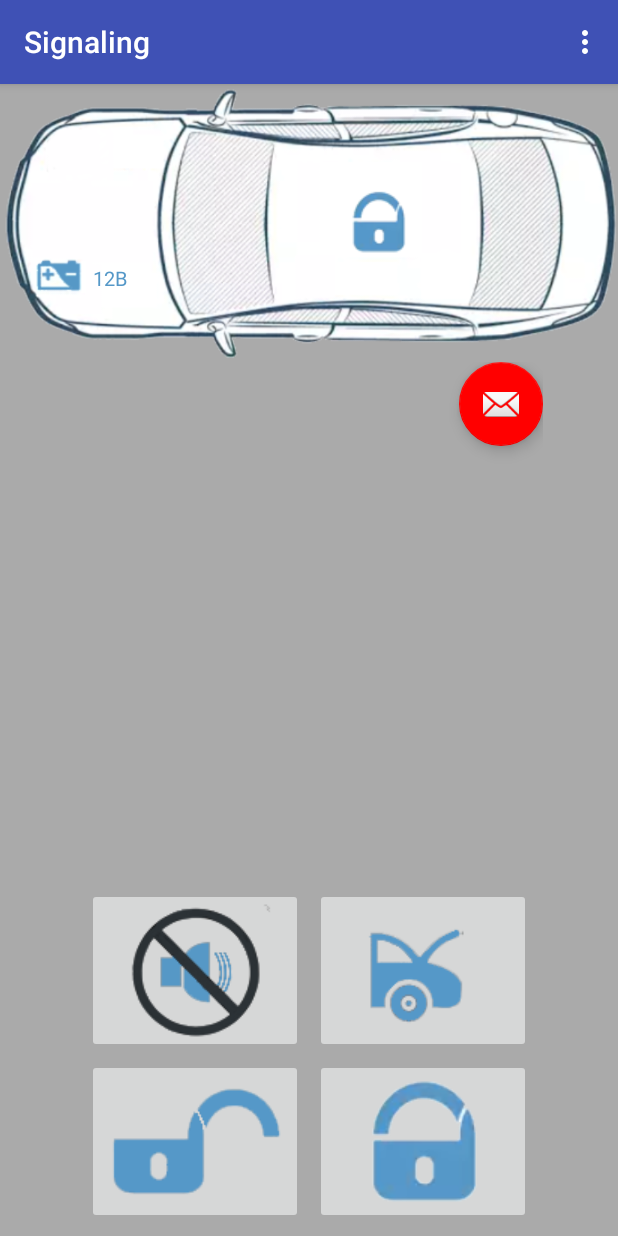
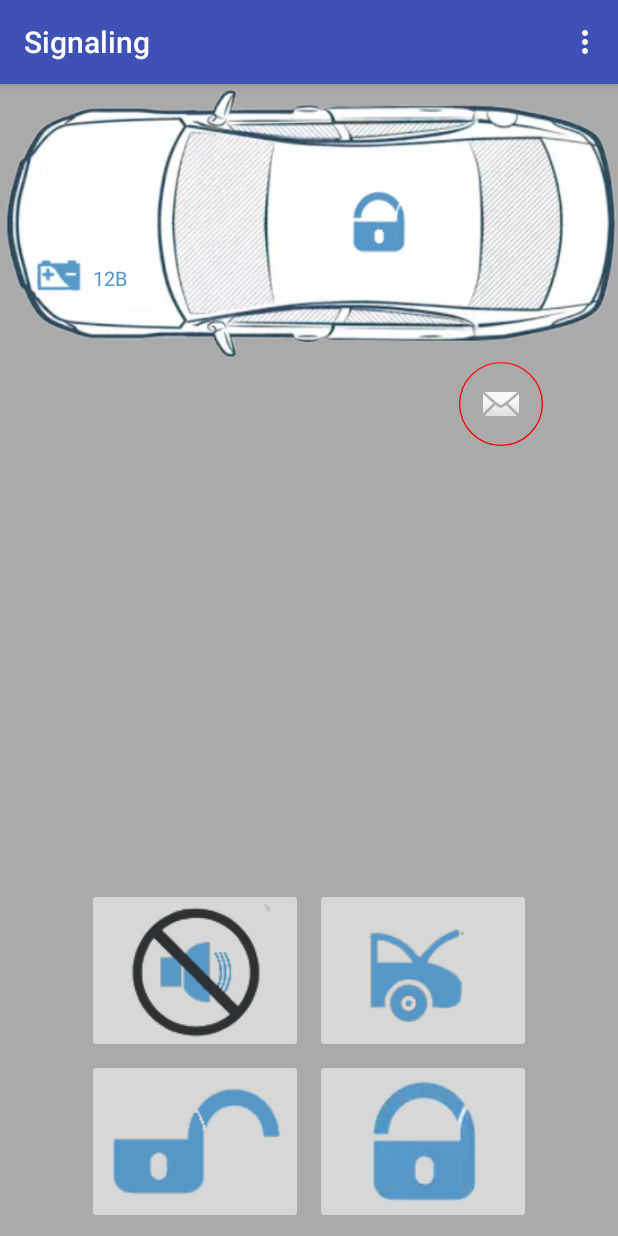
Before and after one commit to Khmol/Signaling, an Android app: the screen it shows after launch (MainActivity), after a tap on an icon or button, on a phone screen of 412 x 824 dp. Run offline under Robolectric (Android 15) with nearby library versions, the phone set to English and light mode, and no system bars.

Commit message:
23.09.17

```diff
--- a/app/src/main/java/com/example/khmelevoyoleg/signaling/MainActivity.java
+++ b/app/src/main/java/com/example/khmelevoyoleg/signaling/MainActivity.java
@@ -204,13 +204,14 @@ public class MainActivity extends AppCompatActivity implements View.OnTouchListe
             public void handleMessage(Message msg){
                 switch (msg.what) {
                     case BT_CONNECT_OK:
+                        // TODO - UUID нужно выбирать минимальный и устанавливать связь с ним
                         // установка зеленого цвета для кнопки FabConnect
                         setFabConnectColorGreen();
                         // если соединение все еще активно
                         if (mConnectionStatusBT == ConnectionStatusBT.CONNECTED){
                             // обнуляем счетчик попыток установления связи
                             mConnectionAttemptsCnt = 0;
-                            // запускаем прием сообщений от SIM
+                            // запускаем прием  от SIM
                             listenMessageBT();
                             // передаем данные для начала работы с SIM
                             sendDataBT(BT_INIT_MESSAGE);
@@ -235,11 +236,11 @@ public class MainActivity extends AppCompatActivity implements View.OnTouchListe
                                     pbConnectHeader(fabConnect, 12000);
                                 }
                                 else{
-                                    // TODO - блокировать кнопку установления связи на время посика устройства
                                     // все попытки установки соединения закончились неудачей
                                     mConnectionStatusBT = ConnectionStatusBT.NO_CONNECT;  // соединение не установлено
                                     mMainStatus = MainStatus.IDLE;      // сбрасываем соединение
                                     mConnectionAttemptsCnt = 0;         // счетчик попыток сбрасываем в 0
+                                    fabConnect.setEnabled(true);     // кнопка поиска устройств активна
                                     // если получено NO_BOUNDED_DEVICE, выдать предупреждение
                                     Toast.makeText(getApplicationContext(), "Ошибка установления связи", Toast.LENGTH_SHORT).show();
                                 }
@@ -250,6 +251,7 @@ public class MainActivity extends AppCompatActivity implements View.OnTouchListe
                             mConnectionStatusBT = ConnectionStatusBT.NO_CONNECT;  // соединение не установлено
                             mMainStatus = MainStatus.IDLE;      // сбрасываем соединение
                             mConnectionAttemptsCnt = 0;         // счетчик попыток сбрасываем в 0
+                            fabConnect.setEnabled(true);     // кнопка поиска устройств активна
                         }
                         break;
                     case BT_CONNECTED:
@@ -381,6 +383,7 @@ public class MainActivity extends AppCompatActivity implements View.OnTouchListe
 
     // обработка нажатия кнопки fabConnect
     public void pbConnectHeader(View view, int delay_ms){
+        // TODO - удалить View из описания метода
         final int delay = delay_ms;
         // получаем список спаренных устройств
         pairedDevices = mBluetoothAdapter.getBondedDevices();
@@ -389,7 +392,9 @@ public class MainActivity extends AppCompatActivity implements View.OnTouchListe
             // выводим сообщение о начале поиска "Базового блока"
             Toast.makeText(getApplicationContext(), "Запущен поиск сигнализации", Toast.LENGTH_SHORT).show();
             mMainStatus = MainStatus.CONNECTING;   // переходим в установку соединения
+            fabConnect.setEnabled(false);     // кнопка не активна на время поиска устройств
         }
+        setFabConnectColorBlue();   // синий цвет для кнопки FabConnect
         mConnectionStatusBT = ConnectionStatusBT.CONNECTING;    // переходим в режим CONNECTING
         mConnectionAttemptsCnt++;       // увеличиваем счетчик попыток установления соединения
         // создаем поток в котором будет производится поиск "Базового блока"
@@ -486,16 +491,7 @@ public class MainActivity extends AppCompatActivity implements View.OnTouchListe
         super.onActivityResult(requestCode, resultCode, data);
         // проверяем результат какого намерения вернулся
         if (requestCode == REQUEST_ENABLE_BT) {
-            if (Build.VERSION.SDK_INT >= Build.VERSION_CODES.M) {
-                setFloatingActionButtonColors(fabConnect,
-                        getResources().getColor(R.color.colorRed, null),
-                        getResources().getColor(R.color.colorCarSame, null));
-            }
-            else {
-                setFloatingActionButtonColors(fabConnect,
-                        getResources().getColor(R.color.colorRed),
-                        getResources().getColor(R.color.colorCarSame));
-            }
+            setFabConnectColorRed();
         }
         else if(requestCode == SET_SETTINGS){
             if (data != null){
@@ -653,6 +649,22 @@ public class MainActivity extends AppCompatActivity implements View.OnTouchListe
     }
 
     /**
+     * установка синего цвета кнопки fabConnect
+     */
+    private void setFabConnectColorBlue(){
+        if (Build.VERSION.SDK_INT >= Build.VERSION_CODES.M) {
+            setFloatingActionButtonColors(fabConnect,
+                    getResources().getColor(R.color.colorCarSame, null),
+                    getResources().getColor(R.color.colorCarSame, null));
+        }
+        else {
+            setFloatingActionButtonColors(fabConnect,
+                    getResources().getColor(R.color.colorCarSame),
+                    getResources().getColor(R.color.colorCarSame));
+        }
+    }
+
+    /**
      * установка красного цвета кнопки fabConnect
      */
     private void setFabConnectColorRed(){
--- a/app/src/main/res/layout-land/activity_main.xml
+++ b/app/src/main/res/layout-land/activity_main.xml
@@ -63,7 +63,7 @@
             app:layout_constraintVertical_bias="0.72"/>
 
         <ImageView
-            android:id="@+id/imageView"
+            android:id="@+id/ivSigState"
             android:layout_width="wrap_content"
             android:layout_height="wrap_content"
             app:layout_constraintTop_toTopOf="parent"
--- a/app/src/main/res/layout/activity_main.xml
+++ b/app/src/main/res/layout/activity_main.xml
@@ -2,11 +2,9 @@
 <android.support.constraint.ConstraintLayout
     xmlns:android="http://schemas.android.com/apk/res/android"
     xmlns:app="http://schemas.android.com/apk/res-auto"
-    xmlns:tools="http://schemas.android.com/tools"
     android:layout_width="match_parent"
     android:layout_height="match_parent"
     android:background="@android:color/darker_gray">
-
 
         <android.support.constraint.ConstraintLayout
             android:id="@+id/BotLayout"
@@ -46,7 +44,8 @@
                 app:layout_constraintHorizontal_chainStyle="packed"
                 app:layout_constraintLeft_toLeftOf="parent"
                 app:layout_constraintRight_toLeftOf="@+id/ibClose"
-                app:srcCompat="@drawable/open" />
+                app:srcCompat="@drawable/open"
+                android:contentDescription="@string/ibOpenDescription" />
 
             <ImageButton
                 android:id="@+id/ibClose"
@@ -58,7 +57,8 @@
                 app:layout_constraintBottom_toBottomOf="parent"
                 app:layout_constraintLeft_toRightOf="@+id/ibOpen"
                 app:layout_constraintRight_toRightOf="parent"
-                app:srcCompat="@drawable/close" />
+                app:srcCompat="@drawable/close"
+                android:contentDescription="@string/ibCloseDescription" />
 
             <ImageButton
                 android:id="@+id/ibMute"
@@ -71,7 +71,8 @@
                 app:layout_constraintHorizontal_chainStyle="packed"
                 app:layout_constraintLeft_toLeftOf="parent"
                 app:layout_constraintRight_toLeftOf="@+id/ibBagage"
-                app:srcCompat="@drawable/mute" />
+                app:srcCompat="@drawable/mute"
+                android:contentDescription="@string/ibMuteDescription" />
 
             <ImageButton
                 android:id="@+id/ibBagage"
@@ -83,7 +84,8 @@
                 app:layout_constraintBottom_toTopOf="@+id/ibClose"
                 app:layout_constraintLeft_toRightOf="@+id/ibMute"
                 app:layout_constraintRight_toRightOf="parent"
-                app:srcCompat="@drawable/bagage" />
+                app:srcCompat="@drawable/bagage"
+                android:contentDescription="@string/ibBagageDescription" />
         </android.support.constraint.ConstraintLayout>
 
         <android.support.constraint.ConstraintLayout
@@ -120,7 +122,7 @@
                 app:layout_constraintVertical_bias="0.72" />
 
             <ImageView
-                android:id="@+id/imageView"
+                android:id="@+id/ivSigState"
                 android:layout_width="wrap_content"
                 android:layout_height="wrap_content"
                 app:layout_constraintBottom_toBottomOf="parent"
@@ -128,7 +130,8 @@
                 app:layout_constraintLeft_toLeftOf="parent"
                 app:layout_constraintRight_toRightOf="parent"
                 app:layout_constraintTop_toTopOf="parent"
-                app:srcCompat="@drawable/close_small" />
+                app:srcCompat="@drawable/close_small"
+                android:contentDescription="@string/ivSigStateDescription" />
 
         </android.support.constraint.ConstraintLayout>
 
--- a/app/src/main/res/layout/activity_main_flip.xml
+++ b/app/src/main/res/layout/activity_main_flip.xml
@@ -3,13 +3,16 @@
     xmlns:android="http://schemas.android.com/apk/res/android"
     android:id="@+id/main_layout"
     xmlns:app="http://schemas.android.com/apk/res-auto"
-    xmlns:tools="http://schemas.android.com/tools"
     android:layout_width="match_parent"
     android:layout_height="match_parent"
     android:background="@android:color/darker_gray">
 
     <ViewFlipper
         android:id="@+id/flipper"
-        android:layout_width="match_parent"
-        android:layout_height="match_parent" />
+        app:layout_constraintTop_toTopOf="parent"
+        app:layout_constraintRight_toRightOf="parent"
+        app:layout_constraintLeft_toLeftOf="parent"
+        app:layout_constraintBottom_toBottomOf="parent"
+        android:layout_height="match_parent"
+        android:layout_width="match_parent" />
 </android.support.constraint.ConstraintLayout>
--- a/app/src/main/res/values/dimens.xml
+++ b/app/src/main/res/values/dimens.xml
@@ -1,3 +1,3 @@
 <resources>
-    <dimen name="fab_margin">16dp</dimen>
+    <dimen name="fab_margin">16sp</dimen>
 </resources>
--- a/app/src/main/res/values/strings.xml
+++ b/app/src/main/res/values/strings.xml
@@ -33,5 +33,10 @@
     <string name="noBoundedDevice">Устройство для связи не выбрано.</string>
     <string name="connectionError">Ошибка соединения.</string>
     <string name="connectionActiv">Соединение уже активно</string>
+    <string name="ibOpenDescription">Open</string>
+    <string name="ibCloseDescription">Close</string>
+    <string name="ibMuteDescription">Mute</string>
+    <string name="ibBagageDescription">Bagage</string>
+    <string name="ivSigStateDescription">SigState</string>
 
 </resources>
```
Also changed, not shown: app/src/main/java/com/example/khmelevoyoleg/signaling/SigSettings.java (+43 -64 lines), app/src/main/res/layout/activity_settings.xml (+31 -31 lines).
